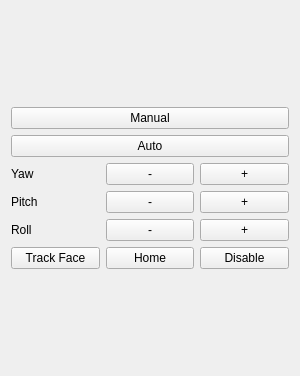
Above: tracking_cam_gui/resource/tracking_cam.ui from shovington/Tracking_camera before the change. Below: the same form after it.
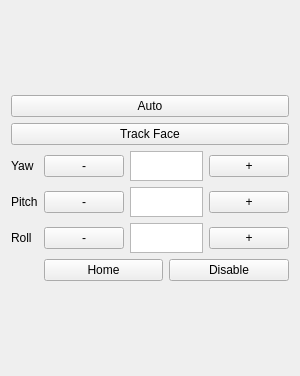
That is the form after the change.

What changed in the file:
```diff
--- a/tracking_cam_gui/resource/tracking_cam.ui
+++ b/tracking_cam_gui/resource/tracking_cam.ui
@@ -16,45 +16,10 @@
   <layout class="QVBoxLayout" name="verticalLayout_2">
    <item>
     <layout class="QGridLayout" name="gridLayout">
-     <item row="5" column="0">
-      <widget class="QLabel" name="label_2">
+     <item row="8" column="2">
+      <widget class="QPushButton" name="disable_btn">
        <property name="text">
-        <string>Pitch</string>
-       </property>
-      </widget>
-     </item>
-     <item row="8" column="0">
-      <widget class="QPushButton" name="track_btn">
-       <property name="text">
-        <string>Track Face</string>
-       </property>
-      </widget>
-     </item>
-     <item row="4" column="0">
-      <widget class="QLabel" name="label">
-       <property name="text">
-        <string>Yaw</string>
-       </property>
-      </widget>
-     </item>
-     <item row="4" column="1">
-      <widget class="QPushButton" name="min_yaw">
-       <property name="text">
-        <string>-</string>
-       </property>
-      </widget>
-     </item>
-     <item row="6" column="2">
-      <widget class="QPushButton" name="plus_roll">
-       <property name="text">
-        <string>+</string>
-       </property>
-      </widget>
-     </item>
-     <item row="5" column="2">
-      <widget class="QPushButton" name="plus_pitch">
-       <property name="text">
-        <string>+</string>
+        <string>Disable</string>
        </property>
       </widget>
      </item>
@@ -65,13 +30,6 @@
        </property>
       </widget>
      </item>
-     <item row="0" column="0" colspan="3">
-      <widget class="QPushButton" name="manual_btn">
-       <property name="text">
-        <string>Manual</string>
-       </property>
-      </widget>
-     </item>
      <item row="8" column="1">
       <widget class="QPushButton" name="home_btn">
        <property name="text">
@@ -79,41 +37,118 @@
        </property>
       </widget>
      </item>
-     <item row="5" column="1">
-      <widget class="QPushButton" name="min_pitch">
+     <item row="4" column="0">
+      <widget class="QLabel" name="label">
        <property name="text">
-        <string>-</string>
+        <string>Yaw</string>
        </property>
       </widget>
      </item>
-     <item row="6" column="1">
-      <widget class="QPushButton" name="min_roll">
-       <property name="text">
-        <string>-</string>
-       </property>
-      </widget>
-     </item>
-     <item row="4" column="2">
-      <widget class="QPushButton" name="plus_yaw">
-       <property name="text">
-        <string>+</string>
-       </property>
-      </widget>
-     </item>
-     <item row="1" column="0" colspan="3">
+     <item row="0" column="0" colspan="3">
       <widget class="QPushButton" name="auto_btn">
        <property name="text">
         <string>Auto</string>
        </property>
       </widget>
      </item>
-     <item row="8" column="2">
-      <widget class="QPushButton" name="disable_btn">
+     <item row="5" column="0">
+      <widget class="QLabel" name="label_2">
        <property name="text">
-        <string>Disable</string>
+        <string>Pitch</string>
        </property>
       </widget>
      </item>
+     <item row="1" column="0" colspan="3">
+      <widget class="QPushButton" name="track_btn">
+       <property name="text">
+        <string>Track Face</string>
+       </property>
+      </widget>
+     </item>
+     <item row="4" column="1" colspan="2">
+      <layout class="QHBoxLayout" name="horizontalLayout">
+       <item>
+        <widget class="QPushButton" name="min_yaw">
+         <property name="text">
+          <string>-</string>
+         </property>
+        </widget>
+       </item>
+       <item>
+        <widget class="QTextEdit" name="val_yaw">
+         <property name="maximumSize">
+          <size>
+           <width>16777215</width>
+           <height>30</height>
+          </size>
+         </property>
+        </widget>
+       </item>
+       <item>
+        <widget class="QPushButton" name="plus_yaw">
+         <property name="text">
+          <string>+</string>
+         </property>
+        </widget>
+       </item>
+      </layout>
+     </item>
+     <item row="5" column="1" colspan="2">
+      <layout class="QHBoxLayout" name="horizontalLayout_2">
+       <item>
+        <widget class="QPushButton" name="min_pitch">
+         <property name="text">
+          <string>-</string>
+         </property>
+        </widget>
+       </item>
+       <item>
+        <widget class="QTextEdit" name="val_pitch">
+         <property name="maximumSize">
+          <size>
+           <width>16777215</width>
+           <height>30</height>
+          </size>
+         </property>
+        </widget>
+       </item>
+       <item>
+        <widget class="QPushButton" name="plus_pitch">
+         <property name="text">
+          <string>+</string>
+         </property>
+        </widget>
+       </item>
+      </layout>
+     </item>
+     <item row="6" column="1" colspan="2">
+      <layout class="QHBoxLayout" name="horizontalLayout_3">
+       <item>
+        <widget class="QPushButton" name="min_roll">
+         <property name="text">
+          <string>-</string>
+         </property>
+        </widget>
+       </item>
+       <item>
+        <widget class="QTextEdit" name="val_roll">
+         <property name="maximumSize">
+          <size>
+           <width>16777215</width>
+           <height>30</height>
+          </size>
+         </property>
+        </widget>
+       </item>
+       <item>
+        <widget class="QPushButton" name="plus_roll">
+         <property name="text">
+          <string>+</string>
+         </property>
+        </widget>
+       </item>
+      </layout>
+     </item>
     </layout>
    </item>
   </layout>
```
